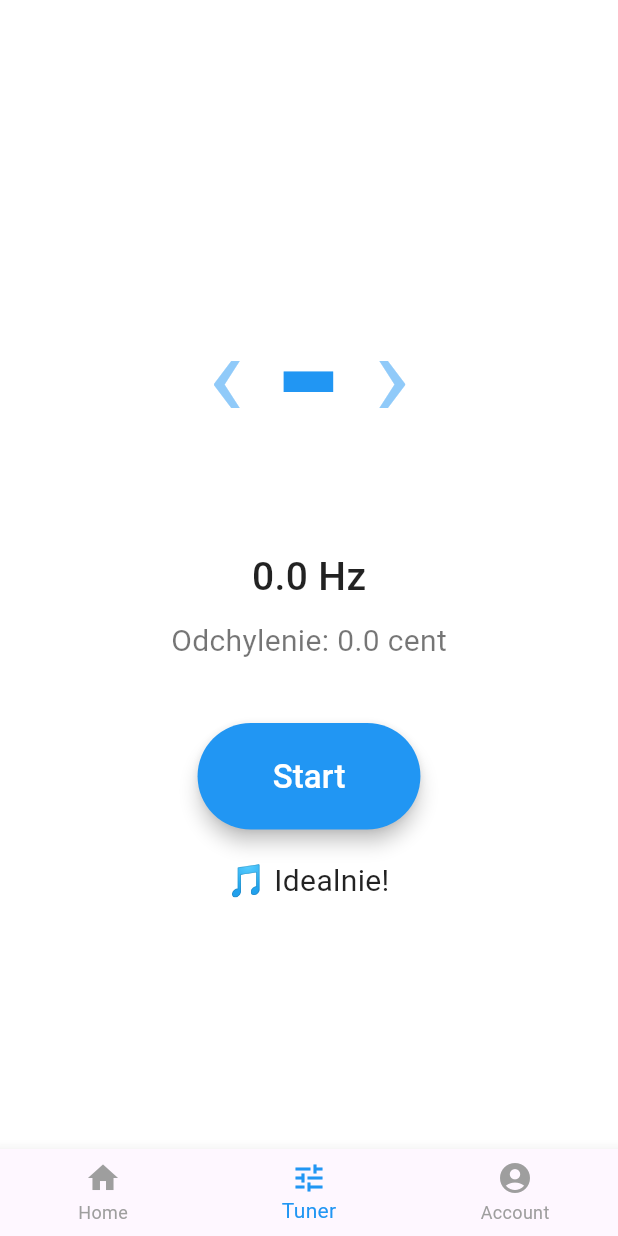
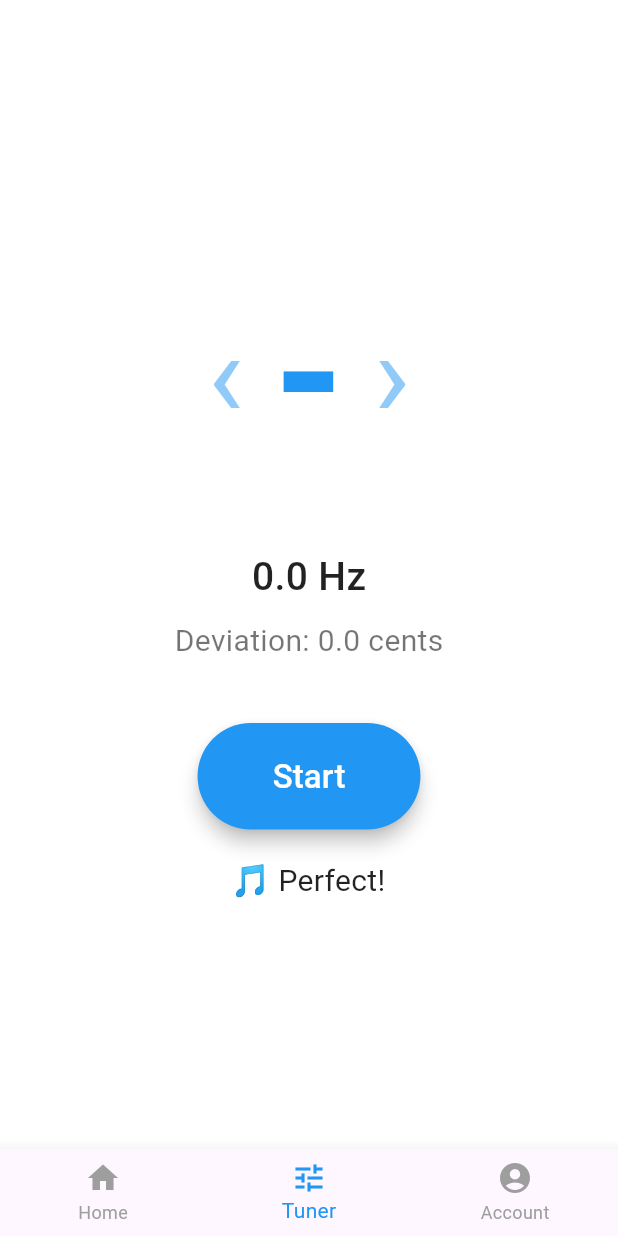
Before and after one commit to 9ShadowWolf9/freatboard_memorizer, a Flutter app: the screen it shows after launch, item 2 of the bottom bar chosen, after a tap on "Start", on a phone screen of 412 x 824 dp. Run offline on Flutter 3.47's test engine with Material 3 defaults, Android fonts, the phone set to English and light mode, and no system bars; our stand-ins replace flutter_tts, permission_handler; missing offline and left inert: flutter_audio_capture.

Commit message:
Translated tuner page

```diff
--- a/lib/screens/tuner_page.dart
+++ b/lib/screens/tuner_page.dart
@@ -34,7 +34,7 @@ class _TunerPageState extends State<TunerPage> {
     final status = await Permission.microphone.request();
     if (!status.isGranted) {
       ScaffoldMessenger.of(context).showSnackBar(
-        const SnackBar(content: Text('Brak dostępu do mikrofonu')),
+        const SnackBar(content: Text('Microphone access denied')),
       );
       return;
     }
@@ -146,7 +146,7 @@ class _TunerPageState extends State<TunerPage> {
 
               /// Cents deviation
               Text(
-                'Odchylenie: ${_cents.toStringAsFixed(1)} cent',
+                'Deviation: ${_cents.toStringAsFixed(1)} cents',
                 style: const TextStyle(
                   fontSize: 20,
                   color: Colors.black54,
@@ -178,7 +178,7 @@ class _TunerPageState extends State<TunerPage> {
 
               /// Status
               Text(
-                inTune ? '🎵 Idealnie!' : '👉 Strojenie...',
+                inTune ? '🎵 Perfect!' : '👉 Tuning...',
                 style: const TextStyle(
                   fontSize: 20,
                   color: Colors.black87,
```
